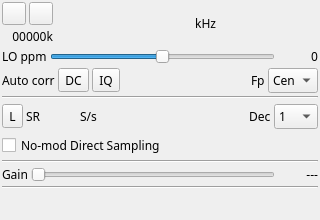
Old version of the form plugins/samplesource/rtlsdr/rtlsdrgui.ui in the repository f4exb/sdrangel.
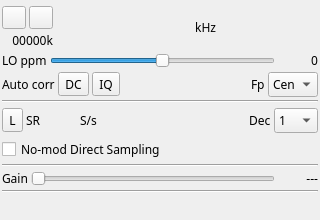
New version of the form. Icons and pictures are not drawn. Custom widgets are drawn as their Qt base class.

```diff
--- a/plugins/samplesource/rtlsdr/rtlsdrgui.ui
+++ b/plugins/samplesource/rtlsdr/rtlsdrgui.ui
@@ -49,6 +49,9 @@
    </property>
    <item>
     <layout class="QHBoxLayout" name="horizontalLayout_freq">
+     <property name="topMargin">
+      <number>4</number>
+     </property>
      <item>
       <layout class="QVBoxLayout" name="deviceUILayout">
        <item>
@@ -132,7 +135,7 @@
        </property>
        <property name="font">
         <font>
-         <family>Monospace</family>
+         <family>DejaVu Sans Mono</family>
          <pointsize>20</pointsize>
         </font>
        </property>
@@ -354,7 +357,7 @@
        </property>
        <property name="font">
         <font>
-         <family>Monospace</family>
+         <family>DejaVu Sans Mono</family>
          <pointsize>12</pointsize>
         </font>
        </property>
```
Left out of the diff: 5 changed lines with no effect on the pictures.
